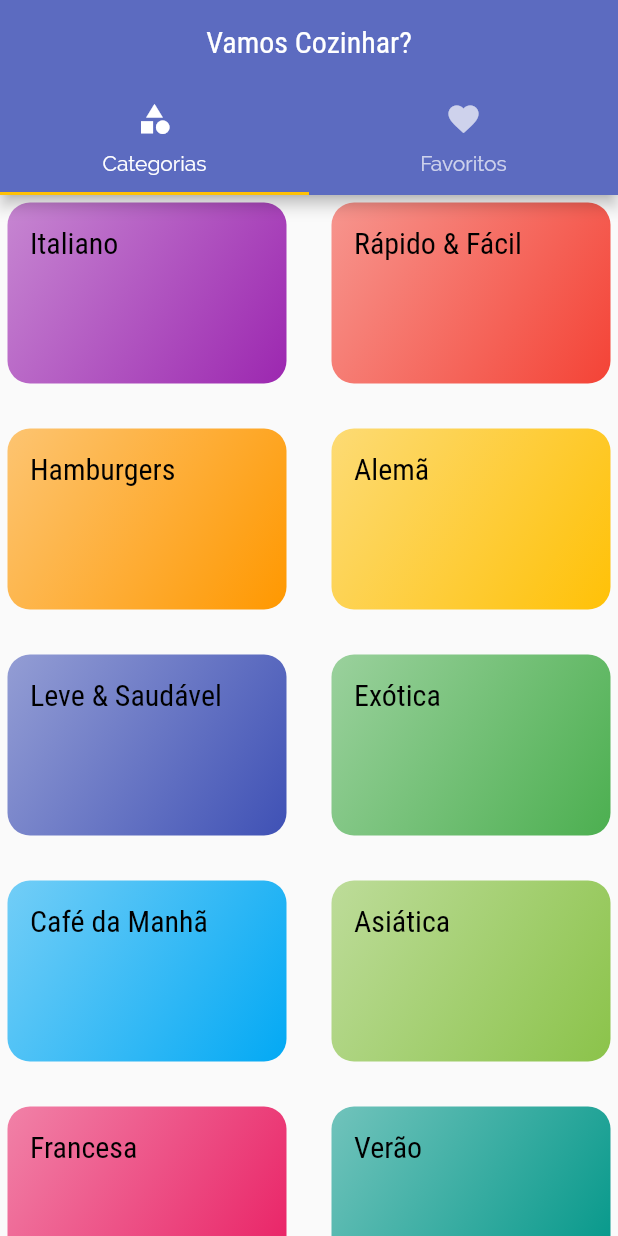
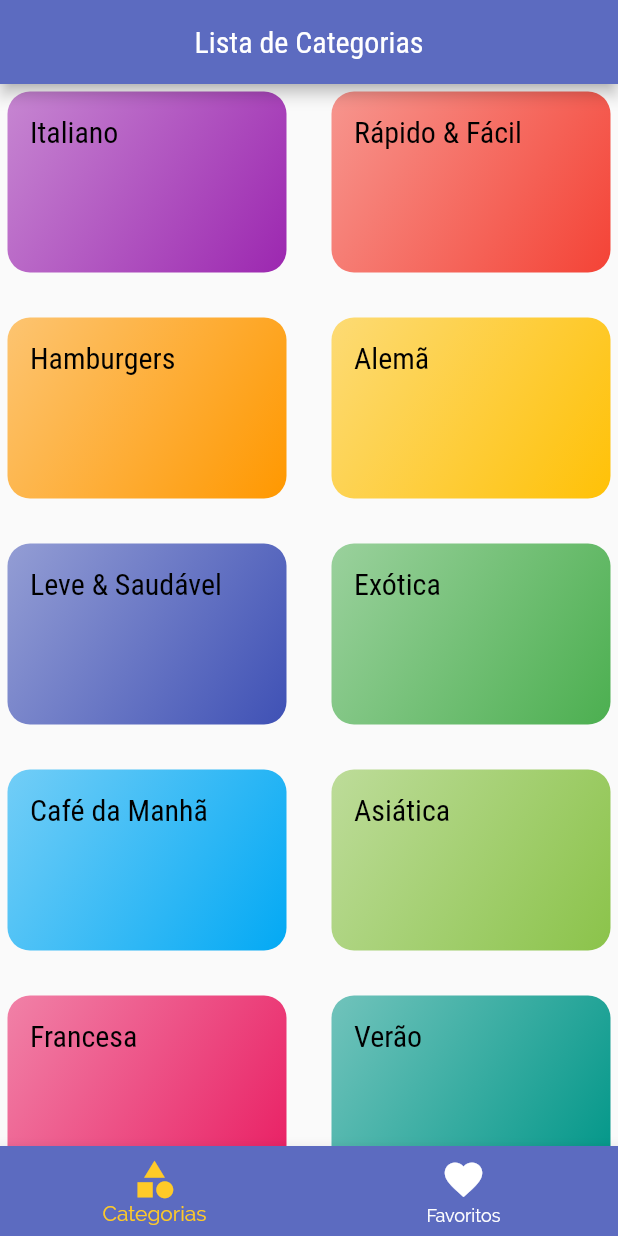
Before and after one commit to icarodavi/meals, a Flutter app: the screen it shows after launch, on a phone screen of 412 x 824 dp. Run offline on Flutter 3.47's test engine with Material 2 defaults, Android fonts, the phone set to English and light mode, and no system bars.

```diff
--- a/lib/main.dart
+++ b/lib/main.dart
@@ -1,7 +1,6 @@
 import 'dart:math';
 import 'package:flutter/material.dart';
 import 'package:meals/screens/meal_details_screen.dart';
-import 'screens/categories_screen.dart';
 import 'screens/categories_meals_screen.dart';
 import 'utils/app_routes.dart';
 
@@ -32,7 +31,7 @@ class MyApp extends StatelessWidget {
       theme: tema.copyWith(
           colorScheme: tema.colorScheme.copyWith(
             primary: Colors.indigo[400],
-            secondary: Colors.amber,
+            secondary: Colors.amber[400],
           ),
           textTheme: tema.textTheme.copyWith(
             headline6: const TextStyle(
--- a/lib/screens/tabs_screen.dart
+++ b/lib/screens/tabs_screen.dart
@@ -2,37 +2,58 @@ import 'package:flutter/material.dart';
 import 'categories_screen.dart';
 import 'favorite_screen.dart';
 
-class TabsScreen extends StatelessWidget {
+class TabsScreen extends StatefulWidget {
   const TabsScreen({Key? key}) : super(key: key);
 
   @override
+  State<TabsScreen> createState() => _TabsScreenState();
+}
+
+class _TabsScreenState extends State<TabsScreen> {
+  int _selectedScreenIndex = 0;
+  final List<String> _titles = const ['Lista de Categorias', 'Meus Favoritos'];
+
+  final List<Widget> _screens = const [CategoriesScreen(), FavoriteScreen()];
+
+  _selectScreen(int index) {
+    setState(() {
+      _selectedScreenIndex = index;
+    });
+  }
+
+  @override
   Widget build(BuildContext context) {
-    return DefaultTabController(
-      length: 2,
-      child: Scaffold(
-        appBar: AppBar(
-          title: Row(
-            mainAxisAlignment: MainAxisAlignment.center,
-            children: const [
-              Text('Vamos Cozinhar?'),
-            ],
-          ),
-          bottom: const TabBar(tabs: [
-            Tab(
+    return Scaffold(
+      appBar: AppBar(
+        title: Row(
+          mainAxisAlignment: MainAxisAlignment.center,
+          children: [
+            Text(_titles[_selectedScreenIndex]),
+          ],
+        ),
+      ),
+      body: _screens[_selectedScreenIndex],
+      // body: const TabBarView(children: [
+      //   CategoriesScreen(),
+      //   FavoriteScreen(),
+      // ]),
+      bottomNavigationBar: BottomNavigationBar(
+          currentIndex: _selectedScreenIndex,
+          backgroundColor: Theme.of(context).colorScheme.primary,
+          iconSize: 30,
+          onTap: _selectScreen,
+          unselectedItemColor: Theme.of(context).colorScheme.inversePrimary,
+          selectedItemColor: Theme.of(context).colorScheme.secondary,
+          items: const [
+            BottomNavigationBarItem(
               icon: Icon(Icons.category),
-              text: 'Categorias',
+              label: 'Categorias',
             ),
-            Tab(
+            BottomNavigationBarItem(
               icon: Icon(Icons.favorite),
-              text: 'Favoritos',
-            ),
+              label: 'Favoritos',
+            )
           ]),
-        ),
-        body: const TabBarView(children: [
-          CategoriesScreen(),
-          FavoriteScreen(),
-        ]),
-      ),
     );
   }
 }
```
